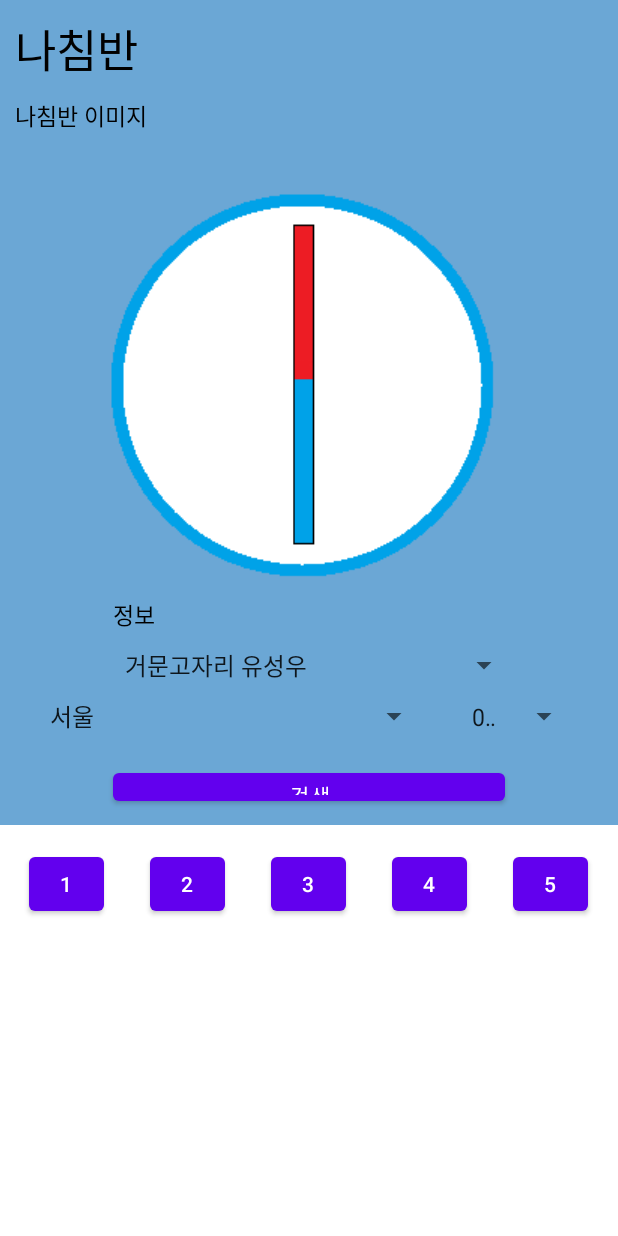
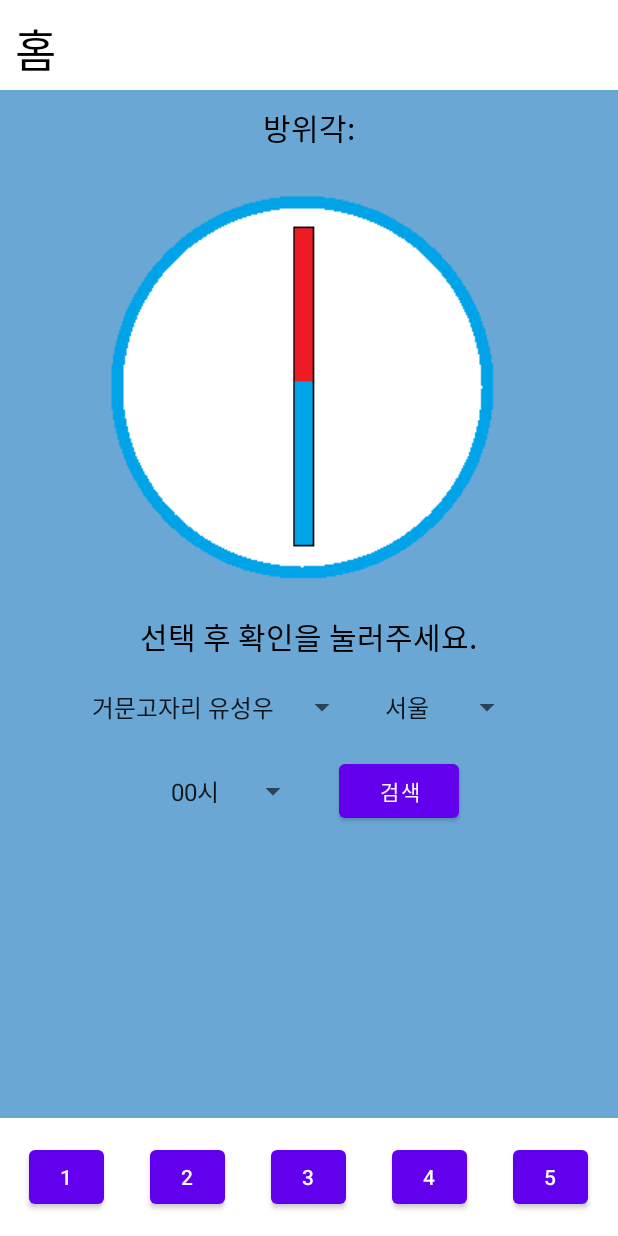
Before and after one commit to juhwan5/SWPBL_Team5, an Android app: the fragment CompassFragment placed in its activity, on a phone screen of 412 x 824 dp. Run offline under Robolectric (Android 15) with nearby library versions, the phone set to English and light mode, and no system bars.

Commit message:
1.2.3
- ui 개편
- 나침반 탭 개선

```diff
--- a/PrecticeProject/app/src/main/java/com/example/precticeproject/MainActivity.java
+++ b/PrecticeProject/app/src/main/java/com/example/precticeproject/MainActivity.java
@@ -8,17 +8,20 @@ import androidx.fragment.app.FragmentTransaction;
 
 import android.os.Bundle;
 import android.view.View;
+import android.widget.TextView;
 
 import com.example.precticeproject.fragments.*;
 import com.example.precticeproject.menufragment.*;
 
 public class MainActivity extends AppCompatActivity {
+    TextView title;
 
     @Override
     protected void onCreate(Bundle savedInstanceState) {
         super.onCreate(savedInstanceState);
         setContentView(R.layout.activity_main);
 
+        title = (TextView)findViewById(R.id.page_title);
         listenCall(0);
     }
 
@@ -43,13 +46,13 @@ public class MainActivity extends AppCompatActivity {
 
     public void listenCall(int i){
         // 버튼이 눌렸을 때 동작들을 묶었습니다.
-        String[] tag = {"home","astro","community",
-                "compass","observatory","menu1"};
+        String[] tag = {"홈","천문현상","커뮤니티",
+                "나침반","천문대","메뉴1"};
 
         fragCall(tag[i],findFragment(i));
+        title.setText(tag[i]);
 
-        if (i < 5){
-        } else {
+        if(i >= tag.length){
             drawerOut();
         }
     }
--- a/PrecticeProject/app/src/main/res/layout/activity_main.xml
+++ b/PrecticeProject/app/src/main/res/layout/activity_main.xml
@@ -13,18 +13,36 @@
         android:layout_height="match_parent"
         android:orientation="vertical">
 
+        <!--상단 고정 -->
+        <LinearLayout
+            android:layout_width="match_parent"
+            android:layout_height="60dp">
+
+            <TextView
+                android:layout_width="wrap_content"
+                android:layout_height="wrap_content"
+                android:text="상단"
+                android:textColor="@color/black"
+                android:textSize="30dp"
+                android:layout_margin="10dp"
+                android:id="@+id/page_title"/>
+
+        </LinearLayout>
+
+        <!--중간 프래그먼트 -->
         <FrameLayout
             android:id="@+id/frame_container"
             android:layout_width="match_parent"
-            android:layout_height="550dp"
+            android:layout_height="0dp"
+            android:layout_weight="1"
             android:background="#6BA7D5"
             tools:layout_editor_absoluteX="0dp" />
 
+        <!--하단 고정 메뉴-->
         <LinearLayout
             android:layout_width="match_parent"
             android:layout_height="wrap_content"
-            android:gravity="center"
-            >
+            android:gravity="center">
 
                 <Button
                     android:layout_width="50dp"
--- a/PrecticeProject/app/src/main/res/layout/compass_frag.xml
+++ b/PrecticeProject/app/src/main/res/layout/compass_frag.xml
@@ -5,44 +5,24 @@
     android:layout_width="match_parent"
     android:layout_height="match_parent">
 
-    <TableLayout
+    <ScrollView
         android:layout_width="match_parent"
-        android:layout_height="match_parent"
-        android:orientation="horizontal">
-
-        <TableRow>
-
-            <TextView
-                android:layout_height="wrap_content"
-                android:layout_width="wrap_content"
-                android:text= "나침반"
-                android:textSize="30dp"
-                android:textColor="@color/black"
-                android:layout_margin="10dp"
-                android:layout_marginLeft="10dp"/>
-
-        </TableRow>
-
-        <TableRow
-            android:layout_height="wrap_content"
+        android:layout_height="match_parent">
+        <LinearLayout
             android:layout_width="match_parent"
-            android:orientation="horizontal">
+            android:layout_height="match_parent"
+            android:orientation="vertical"
+            android:gravity="center">
 
             <TextView
                 android:layout_height="wrap_content"
                 android:layout_width="wrap_content"
                 android:id="@+id/display_azimuth"
-                android:text= "나침반 이미지"
-                android:textSize="15dp"
-                android:textColor="@color/black"
-                android:layout_marginLeft="10dp"/>
+                android:text= "방위각:"
+                android:textSize="20dp"
+                android:layout_marginTop="10dp"
+                android:textColor="@color/black" />
 
-        </TableRow>
-
-        <TableRow
-            android:layout_height="wrap_content"
-            android:layout_width="match_parent"
-            android:gravity="center">
 
             <ImageView
                 android:id="@+id/compass_img"
@@ -52,41 +32,27 @@
                 android:layout_marginTop="20dp"/>
 
 
-        </TableRow>
-        <TableRow
-            android:layout_width="match_parent"
-            android:layout_height="100dp"
-            android:gravity="center">
 
             <TextView
                 android:layout_height="wrap_content"
                 android:layout_width="wrap_content"
-                android:text= "정보"
-                android:textSize="15dp"
+                android:text= "선택 후 확인을 눌러주세요."
+                android:textSize="20dp"
                 android:textColor="@color/black"
                 android:layout_margin="10dp"
                 android:id="@+id/print_altaz"/>
 
 
-        </TableRow>
-
-        <TableRow
-            android:layout_width="match_parent"
-            android:layout_height="100dp"
-            android:gravity="center">
-
+            <LinearLayout
+                android:layout_width="match_parent"
+                android:layout_height="wrap_content"
+                android:gravity="center">
             <Spinner
                 android:layout_width="wrap_content"
                 android:layout_height="wrap_content"
                 android:id="@+id/meteor"
-                android:layout_marginLeft="10dp"
                 android:prompt="@string/allprompt"/>
 
-        </TableRow>
-        <TableRow
-            android:layout_width="match_parent"
-            android:layout_height="100dp"
-            android:gravity="center">
 
             <Spinner
                 android:layout_width="100dp"
@@ -94,19 +60,18 @@
                 android:id="@+id/city"
                 android:prompt="@string/allprompt"
                 android:layout_margin="10dp"/>
+            </LinearLayout>
+
+        <LinearLayout
+            android:layout_width="match_parent"
+            android:layout_height="wrap_content"
+            android:gravity="center">
             <Spinner
-                android:layout_width="80dp"
+                android:layout_width="100dp"
                 android:layout_height="wrap_content"
                 android:id="@+id/time"
                 android:prompt="@string/allprompt"
                 android:layout_margin="10dp"/>
-
-        </TableRow>
-
-        <TableRow
-            android:layout_width="match_parent"
-            android:layout_height="wrap_content"
-            android:gravity="center">
 
             <Button
                 android:layout_height="wrap_content"
@@ -115,8 +80,8 @@
                 android:onClick="printAltAz"
                 android:id="@+id/print_altaz_btn"
                 android:layout_margin="10dp"/>
+        </LinearLayout>
 
-        </TableRow>
-
-    </TableLayout>
+        </LinearLayout>
+    </ScrollView>
 </LinearLayout>
--- a/PrecticeProject/app/src/main/res/layout/menu1_frag.xml
+++ b/PrecticeProject/app/src/main/res/layout/menu1_frag.xml
@@ -8,7 +8,7 @@
     <TextView
         android:layout_width="wrap_content"
         android:layout_height="wrap_content"
-        android:text="메뉴 1"
+        android:text="메뉴 1화면?"
         android:textColor="@color/black"
         android:textSize="30dp"
         app:layout_constraintStart_toStartOf="parent"
--- a/PrecticeProject/app/src/main/res/values/strings.xml
+++ b/PrecticeProject/app/src/main/res/values/strings.xml
@@ -1,5 +1,5 @@
 <resources>
-    <string name="app_name">4.28.12</string>
+    <string name="app_name">4.28.13</string>
 
 
     <string-array name = "meteorshower">
```
Also changed, not shown: PrecticeProject/app/src/main/res/layout/astro_frag.xml (+0 -13 lines), PrecticeProject/app/src/main/res/layout/commu_frag.xml (+0 -13 lines), PrecticeProject/app/src/main/res/layout/home_frag.xml (+0 -12 lines), PrecticeProject/app/src/main/res/layout/observatory_frag.xml (+0 -13 lines).
